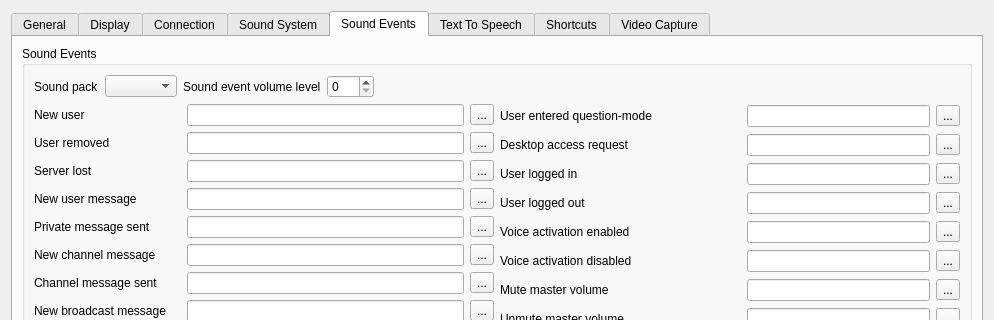
This is Client/qtTeamTalk/preferences.ui in BearWare/TeamTalk5 as Qt 5 draws it before an edit; both pictures show x 0 to 994 and y 0 to 320 of the 994 by 697 pixel window. The edited form follows.
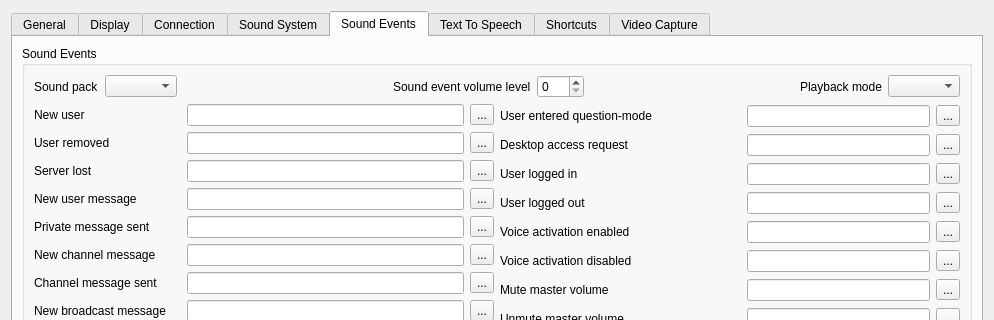
This is the edited form. The open tabs and pages were chosen to show the change. Icons and pictures are not drawn. Custom widgets are drawn as their Qt base class.

Commit message:
Playback sound events using TT_InitLocalPlayback
Option to play sound events using OS' default sound devices, TeamTalk
one-by-one or TeamTalk overlapping.

Fixes #1565

```diff
--- a/Client/qtTeamTalk/preferences.ui
+++ b/Client/qtTeamTalk/preferences.ui
@@ -1332,6 +1332,19 @@
             <item>
              <widget class="QComboBox" name="spackBox"/>
             </item>
+            <item>
+             <spacer name="horizontalSpacer_28">
+              <property name="orientation">
+               <enum>Qt::Horizontal</enum>
+              </property>
+              <property name="sizeHint" stdset="0">
+               <size>
+                <width>40</width>
+                <height>20</height>
+               </size>
+              </property>
+             </spacer>
+            </item>
             <item>
              <widget class="QLabel" name="sndVolLabel">
               <property name="text">
@@ -1365,6 +1378,19 @@
               </property>
              </spacer>
             </item>
+            <item>
+             <widget class="QLabel" name="label_47">
+              <property name="text">
+               <string>Playback mode</string>
+              </property>
+              <property name="buddy">
+               <cstring>sndeventPlaybackComboBox</cstring>
+              </property>
+             </widget>
+            </item>
+            <item>
+             <widget class="QComboBox" name="sndeventPlaybackComboBox"/>
+            </item>
            </layout>
           </item>
           <item>
```
Left out of the diff: 2 changed lines with no effect on the pictures. The commit also changes 6 other files.
